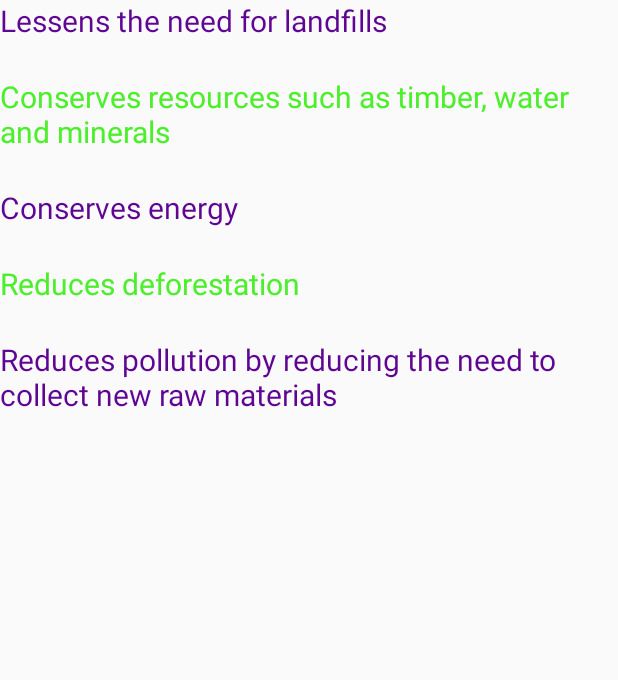
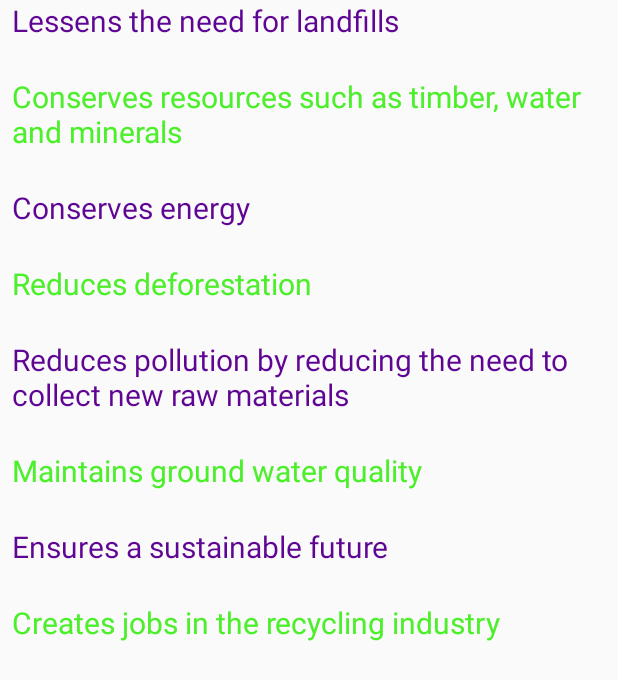
Before and after one commit to lorrainepope/cs385, an Android app: the layout activity_benefits_if_recycling.xml on its own in the app's theme, with its tools: preview values and no code run, on a phone screen of 412 x 824 dp. Shown: the top 680 px of the screen. Run offline under Robolectric (Android 15) with nearby library versions, the phone set to English and light mode, and no system bars.

Commit message:
Benefits of recycling (#16)
* Simply displays the benefits of recycling in a new activity

* Scrollable list added with items not to recycle

* few minor changes

```diff
--- a/app/src/main/res/layout/activity_benefits_if_recycling.xml
+++ b/app/src/main/res/layout/activity_benefits_if_recycling.xml
@@ -13,7 +13,10 @@
         <LinearLayout
             android:layout_width="wrap_content"
             android:layout_height="wrap_content"
-            android:orientation="vertical">
+
+            android:orientation="vertical"
+            android:paddingLeft="8dp">
+
             <TextView
                 android:layout_width="match_parent"
                 android:layout_height="wrap_content"
@@ -50,6 +53,29 @@
                 android:textColor="@color/colorPrimaryDark"
                 android:lines="3"/>
 
+            <TextView
+                android:layout_width="match_parent"
+                android:layout_height="wrap_content"
+                android:text="@string/benefits_water"
+                android:textSize="20dp"
+                android:textColor="@color/splashText"
+                android:lines="2"/>
+            <TextView
+                android:layout_width="match_parent"
+                android:layout_height="wrap_content"
+                android:text="@string/benefits_sustainable"
+                android:textSize="20dp"
+                android:textColor="@color/colorPrimaryDark"
+                android:lines="2"/>
+            <TextView
+                android:layout_width="match_parent"
+                android:layout_height="wrap_content"
+                android:text="@string/benefits_jobs"
+                android:textSize="20dp"
+                android:textColor="@color/splashText"
+                android:lines="2"/>
+
+
         </LinearLayout>
     </ScrollView>
 
--- a/app/src/main/res/layout/activity_not_to_recycle.xml
+++ b/app/src/main/res/layout/activity_not_to_recycle.xml
@@ -8,7 +8,10 @@
     <ScrollView
         android:layout_width="match_parent"
         android:layout_height="match_parent"
-        android:scrollbars="vertical">
+
+        android:scrollbars="vertical"
+        android:paddingLeft="8dp">
+
         <LinearLayout
             android:layout_width="match_parent"
             android:layout_height="wrap_content"
@@ -20,7 +23,10 @@
                 android:textSize="24dp"
                 android:textColor="@color/splashBackground"
                 android:lines="4"
-                android:textAllCaps="true"/>
+
+                android:textAllCaps="true"
+                android:paddingBottom="6dp"/>
+
             <TextView
                 android:layout_width="match_parent"
                 android:layout_height="wrap_content"
--- a/app/src/main/res/values/strings.xml
+++ b/app/src/main/res/values/strings.xml
@@ -29,4 +29,9 @@
     <string name="benefits_resources">Conserves resources such as timber, water and minerals</string>
     <string name="benefits_energy">Conserves energy</string>
     <string name="benefits_deforestation">Reduces deforestation</string>
+
+    <string name="benefits_water">Maintains ground water quality</string>
+    <string name="benefits_sustainable">Ensures a sustainable future</string>
+    <string name="benefits_jobs">Creates jobs in the recycling industry</string>
+
 </resources>
```
